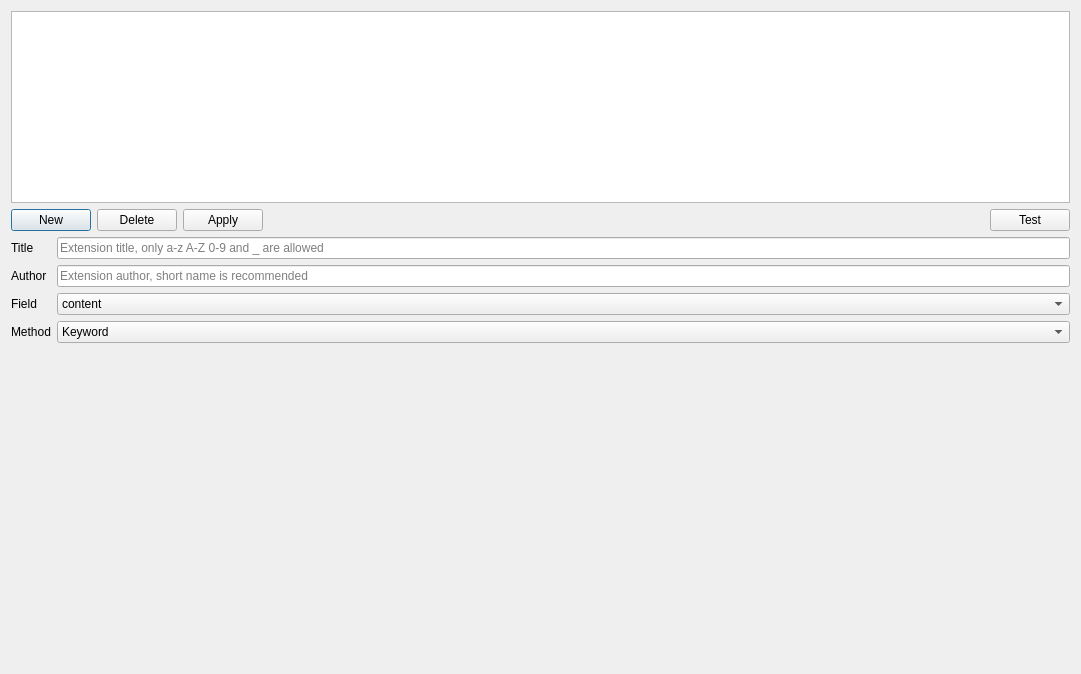
Before: the Qt Designer form extensiondialog.ui in missdeer/cjlv, drawn with Qt 5.
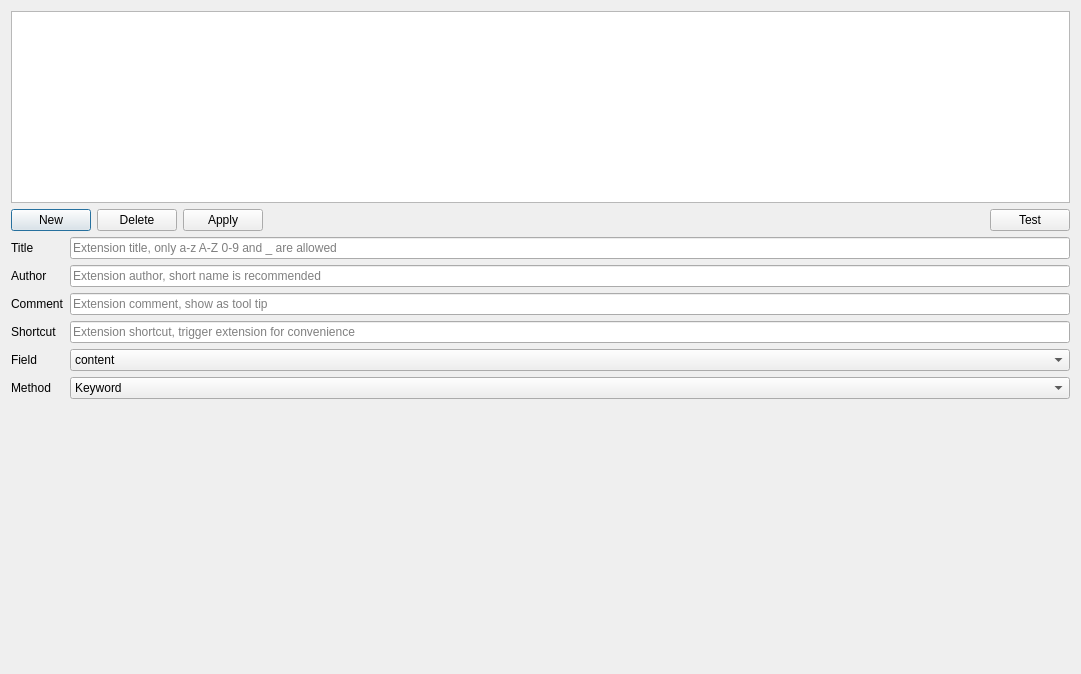
After: the same form once the commit is applied. Custom widgets are drawn as their Qt base class.

Commit message: (*)custom shortcut for extensions

```diff
--- a/extensiondialog.ui
+++ b/extensiondialog.ui
@@ -101,14 +101,14 @@
        </property>
       </widget>
      </item>
-     <item row="2" column="0">
+     <item row="4" column="0">
       <widget class="QLabel" name="label_2">
        <property name="text">
         <string>Field</string>
        </property>
       </widget>
      </item>
-     <item row="2" column="1">
+     <item row="4" column="1">
       <widget class="QComboBox" name="cbField">
        <property name="currentIndex">
         <number>7</number>
@@ -160,14 +160,14 @@
        </item>
       </widget>
      </item>
-     <item row="3" column="0">
+     <item row="5" column="0">
       <widget class="QLabel" name="label_3">
        <property name="text">
         <string>Method</string>
        </property>
       </widget>
      </item>
-     <item row="3" column="1">
+     <item row="5" column="1">
       <widget class="QComboBox" name="cbMethod">
        <item>
         <property name="text">
@@ -191,6 +191,37 @@
        </item>
       </widget>
      </item>
+     <item row="2" column="0">
+      <widget class="QLabel" name="label_5">
+       <property name="text">
+        <string>Comment</string>
+       </property>
+      </widget>
+     </item>
+     <item row="2" column="1">
+      <widget class="QLineEdit" name="edtComment">
+       <property name="placeholderText">
+        <string>Extension comment, show as tool tip</string>
+       </property>
+      </widget>
+     </item>
+     <item row="3" column="0">
+      <widget class="QLabel" name="label_6">
+       <property name="text">
+        <string>Shortcut</string>
+       </property>
+      </widget>
+     </item>
+     <item row="3" column="1">
+      <widget class="ShortcutEdit" name="edtShortcut">
+       <property name="placeholderText">
+        <string>Extension shortcut, trigger extension for convenience</string>
+       </property>
+       <property name="clearButtonEnabled">
+        <bool>true</bool>
+       </property>
+      </widget>
+     </item>
     </layout>
    </item>
    <item>
@@ -198,6 +229,13 @@
    </item>
   </layout>
  </widget>
+ <customwidgets>
+  <customwidget>
+   <class>ShortcutEdit</class>
+   <extends>QLineEdit</extends>
+   <header>shortcutedit.h</header>
+  </customwidget>
+ </customwidgets>
  <resources/>
  <connections/>
 </ui>
```
The commit also changes 9 other files.
